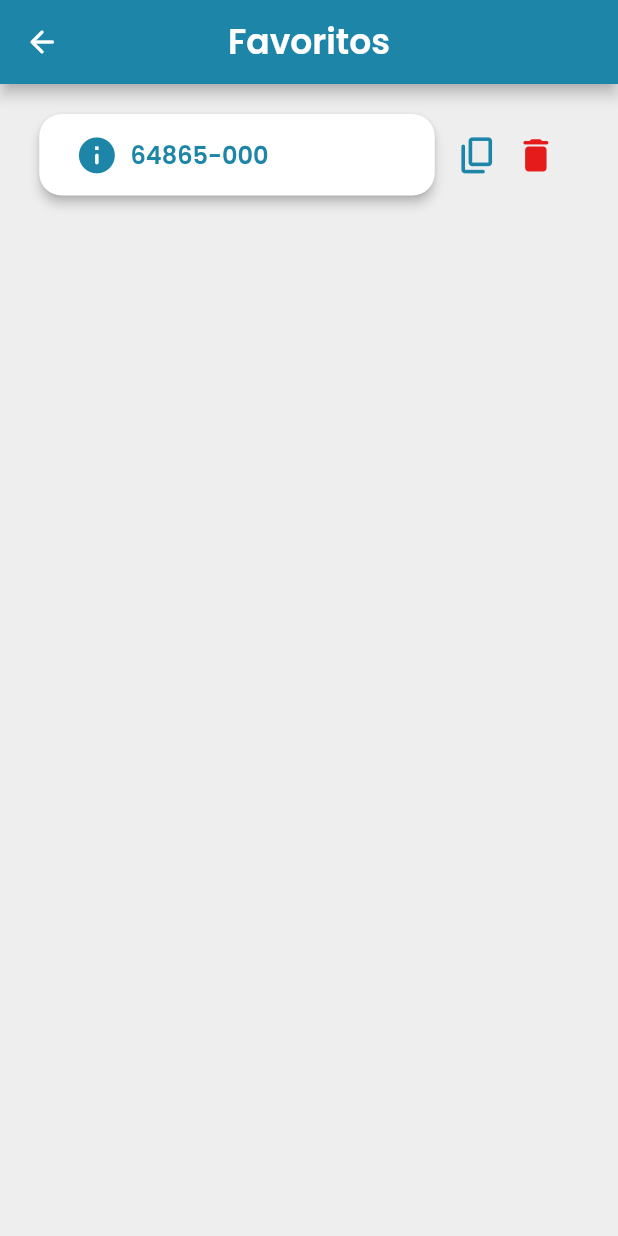
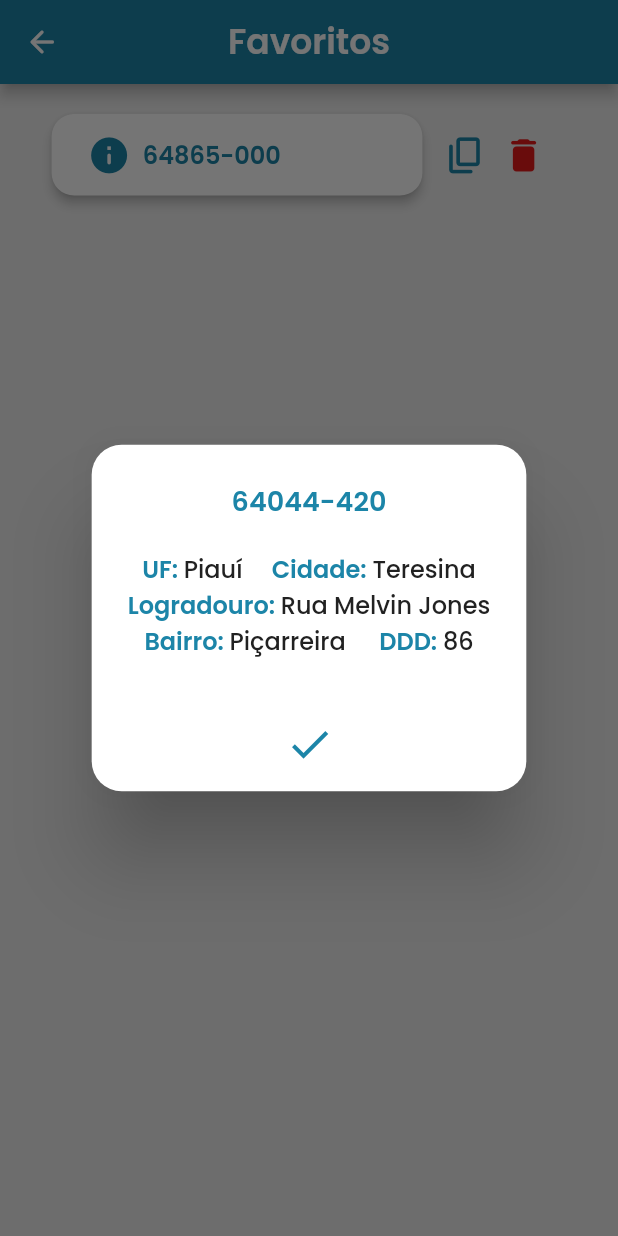
Before and after one commit to rm3d0nc4/Consulta-CEP, a Flutter app: the FavoritesPages screen opened directly, after a tap on "64865-000", on a phone screen of 412 x 824 dp. Run offline on Flutter 3.47's test engine with Material 2 defaults, Android fonts, the phone set to English and light mode, and no system bars; our stand-ins replace mask_text_input_formatter.

Commit message:
Renomeando classes

```diff
--- a/lib/pages/home_page.dart
+++ b/lib/pages/home_page.dart
@@ -1,7 +1,6 @@
 import 'package:consulta_cep/pages/favorites_page.dart';
-import 'package:consulta_cep/widgets/inserted_cep_result.dart';
+import 'package:consulta_cep/widgets/inserted_cep_result_dialog.dart';
 import 'package:consulta_cep/widgets/options_button.dart';
-import 'package:consulta_cep/widgets/rich_text_result.dart';
 import 'package:flutter/material.dart';
 import 'package:mask_text_input_formatter/mask_text_input_formatter.dart';
 
@@ -139,7 +138,7 @@ class HomePage extends StatelessWidget {
     showDialog(
         context: context,
         builder: (BuildContext context) {
-          return InsertedCepResult();
+          return InsertedCepResultDialog();
         });
   }
 }
--- a/lib/widgets/favorite_cep_info_dialog.dart
+++ b/lib/widgets/favorite_cep_info_dialog.dart
@@ -2,8 +2,8 @@ import 'package:flutter/material.dart';
 
 import 'rich_text_result.dart';
 
-class FavoriteCepInfo extends StatelessWidget {
-  const FavoriteCepInfo({Key? key}) : super(key: key);
+class FavoriteCepInfoDialog extends StatelessWidget {
+  const FavoriteCepInfoDialog({Key? key}) : super(key: key);
 
   @override
   Widget build(BuildContext context) {
--- a/lib/widgets/favorite_item.dart
+++ b/lib/widgets/favorite_item.dart
@@ -1,4 +1,6 @@
 import 'package:flutter/material.dart';
+
+import 'favorite_cep_info_dialog.dart';
 
 class FavoriteItem extends StatelessWidget {
   const FavoriteItem({Key? key}) : super(key: key);
@@ -11,11 +13,13 @@ class FavoriteItem extends StatelessWidget {
       mainAxisAlignment: MainAxisAlignment.center,
       children: [
         ElevatedButton(
-          onPressed: () {},
+          onPressed: () {
+            showInfo(context);
+          },
           style: ElevatedButton.styleFrom(
               primary: Color(0xFFFFFFFF),
               elevation: 3,
-              fixedSize: Size(width * .64, height * .066),
+              fixedSize: Size(width * .60, height * .066),
               shape: RoundedRectangleBorder(
                   borderRadius: BorderRadius.circular(15))),
           child: Row(
@@ -66,5 +70,13 @@ class FavoriteItem extends StatelessWidget {
       ],
     );
   }
+
+  void showInfo(BuildContext context) {
+    showDialog(
+        context: context,
+        builder: (BuildContext context) {
+          return FavoriteCepInfoDialog();
+        });
+  }
 }
 // 390x844
--- a/lib/widgets/inserted_cep_result_dialog.dart
+++ b/lib/widgets/inserted_cep_result_dialog.dart
@@ -2,8 +2,8 @@ import 'package:flutter/material.dart';
 
 import 'rich_text_result.dart';
 
-class InsertedCepResult extends StatelessWidget {
-  const InsertedCepResult({Key? key}) : super(key: key);
+class InsertedCepResultDialog extends StatelessWidget {
+  const InsertedCepResultDialog({Key? key}) : super(key: key);
 
   @override
   Widget build(BuildContext context) {
```
